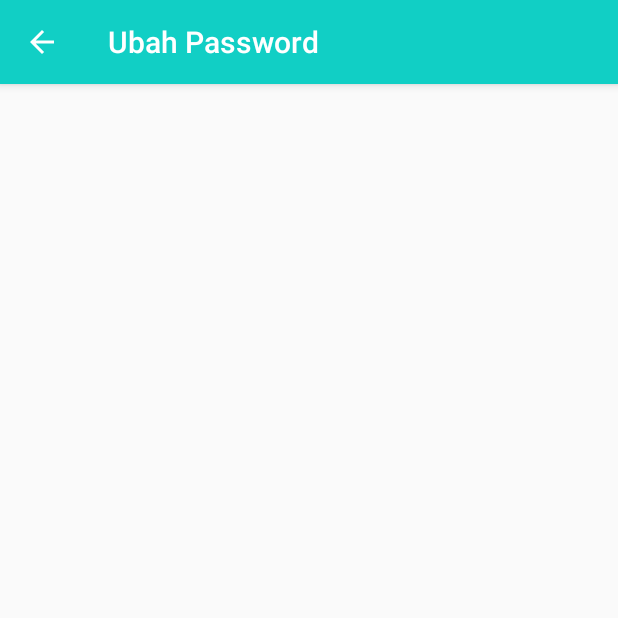
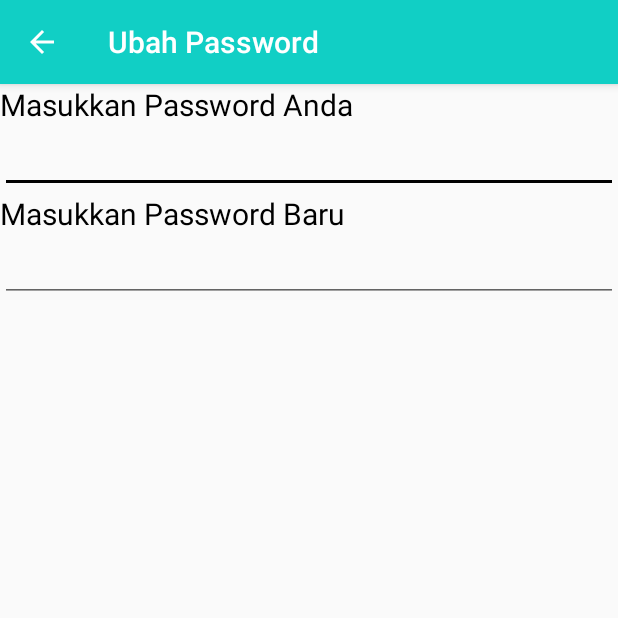
Before and after one commit to MrAlligator/AndroidSIPEKA, an Android app: the UbahPasswordActivity screen opened directly, with no data from a screen before it, on a phone screen of 412 x 824 dp, the top half of it. Run offline under Robolectric (Android 15) with nearby library versions, the phone set to English and light mode, and no system bars.

Commit message:
Lanjutan UbahPasswordActivity LihatKeluarga

```diff
--- a/app/src/main/java/com/example/sipeka/LihatPenduduk.java
+++ b/app/src/main/java/com/example/sipeka/LihatPenduduk.java
@@ -40,7 +40,7 @@ public class LihatPenduduk extends AppCompatActivity {
         edtNik.setText(mIntent.getStringExtra("NIK"));
         edtNik.setTag(edtNik.getKeyListener());
         edtNik.setKeyListener(null);
-        edtNoKK.setText(mIntent.getStringExtra("NIKK"));
+        edtNoKK.setText(mIntent.getStringExtra("No KK"));
         edtNama.setText(mIntent.getStringExtra("Nama"));
         edttmptLahir.setText(mIntent.getStringExtra("Tempat Lahir"));
         edtTanggal.setText(mIntent.getStringExtra("Tanggal Lahir"));
--- a/app/src/main/java/com/example/sipeka/UbahPasswordActivity.java
+++ b/app/src/main/java/com/example/sipeka/UbahPasswordActivity.java
@@ -1,14 +1,21 @@
 package com.example.sipeka;
+
+import android.os.Bundle;
+import android.widget.EditText;
 
 import androidx.appcompat.app.AppCompatActivity;
 
-import android.os.Bundle;
+public class UbahPasswordActivity extends AppCompatActivity {
 
-public class UbahPasswordActivity extends AppCompatActivity {
+    EditText edtpassword, edtpasswordbaru;
+
     @Override
     protected void onCreate(Bundle savedInstanceState) {
         super.onCreate(savedInstanceState);
         setContentView(R.layout.activity_ubah_password);
         getSupportActionBar().setDisplayHomeAsUpEnabled(true);
+
+        edtpassword = (EditText) findViewById(R.id.edtpassword);
+        edtpasswordbaru = (EditText) findViewById(R.id.edtpasswordbaru);
     }
 }
--- a/app/src/main/res/layout/activity_keluarga.xml
+++ b/app/src/main/res/layout/activity_keluarga.xml
@@ -12,7 +12,7 @@
     android:background="@color/contentBodyColor">
 
     <androidx.recyclerview.widget.RecyclerView
-        android:id="@+id/listView1"
+        android:id="@+id/listView2"
         android:layout_width="match_parent"
         android:layout_height="wrap_content"
         android:layout_alignParentTop="true"
--- a/app/src/main/res/layout/activity_ubah_password.xml
+++ b/app/src/main/res/layout/activity_ubah_password.xml
@@ -2,5 +2,33 @@
 <LinearLayout xmlns:android="http://schemas.android.com/apk/res/android"
     android:layout_width="match_parent"
     android:layout_height="match_parent">
-
+<RelativeLayout
+    android:layout_width="match_parent"
+    android:layout_height="wrap_content">
+    <TextView
+        android:id="@+id/tvpassword"
+        android:layout_width="wrap_content"
+        android:layout_height="wrap_content"
+        android:text="Masukkan Password Anda"
+        android:textColor="#000000"
+        android:textSize="20dp"/>
+    <EditText
+        android:layout_width="match_parent"
+        android:layout_height="wrap_content"
+        android:id="@+id/edtpassword"
+        android:layout_below="@id/tvpassword"/>
+    <TextView
+        android:id="@+id/tvpasswordbaru"
+        android:layout_width="match_parent"
+        android:layout_height="wrap_content"
+        android:text="Masukkan Password Baru"
+        android:layout_below="@id/edtpassword"
+        android:textColor="#000000"
+        android:textSize="20dp"/>
+    <EditText
+        android:layout_width="match_parent"
+        android:layout_height="wrap_content"
+        android:id="@+id/edtpasswordbaru"
+        android:layout_below="@id/tvpasswordbaru"/>
+</RelativeLayout>
 </LinearLayout>
```
Also changed, not shown: app/src/main/AndroidManifest.xml (+6 -2 lines), app/src/main/java/com/example/sipeka/KeluargaActivity.java (+5 -5 lines), app/src/main/java/com/example/sipeka/LihatKeluarga.java (added, +35 -0 lines), app/src/main/res/layout/activity_lihat_keluarga.xml (added, +58 -0 lines).
